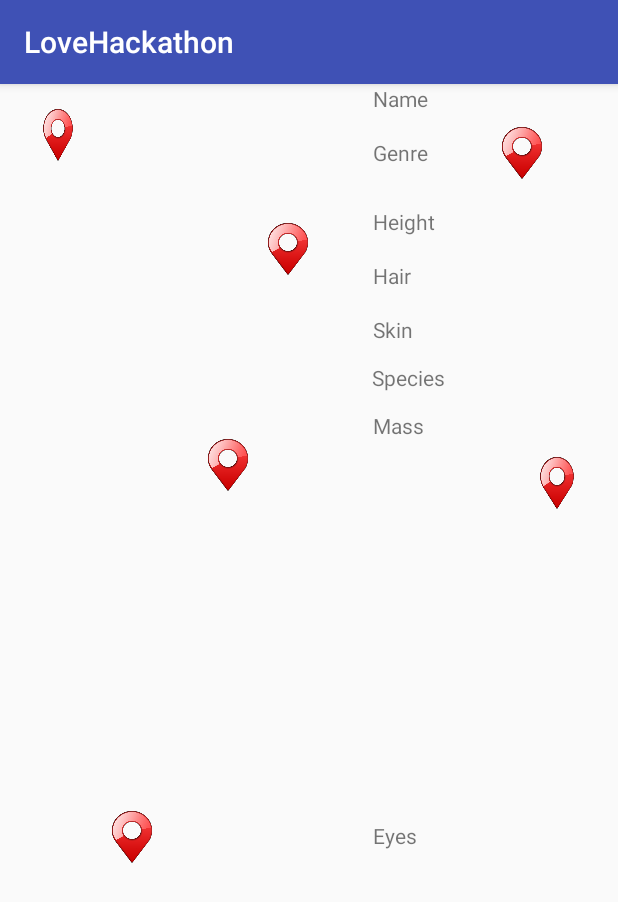
After one commit to Clairehere/hackthonLove, an Android app: the PlaneteActivity screen opened directly, with no data from a screen before it, on a phone screen of 412 x 824 dp. The commit adds this screen. Shown: the top 902 px of the screen. Run offline under Robolectric (Android 15) with nearby library versions, the phone set to English and light mode, and no system bars.

Commit message:
Page Hedi

```diff
--- a/app/src/main/AndroidManifest.xml
+++ b/app/src/main/AndroidManifest.xml
@@ -18,7 +18,8 @@
         </activity>
         <activity android:name=".CreateProfilActivity" />
         <activity android:name=".GalaxyActivity" />
-        <activity android:name=".ProfilMeetingActivity"></activity>
+        <activity android:name=".ProfilMeetingActivity" />
+        <activity android:name=".PlaneteActivity"></activity>
     </application>
 
 </manifest>
--- a/app/src/main/java/com/example/wilder/lovehackathon/GalaxyActivity.java
+++ b/app/src/main/java/com/example/wilder/lovehackathon/GalaxyActivity.java
@@ -54,18 +54,20 @@ public class GalaxyActivity extends AppCompatActivity {
         mList2.add(new ProfilModel("Noir", "Femelle", "Gris et Blanc", "1m87", null, "57 kg", "Shaak Ti", "Rouge", "Trogruta"));
         listPlanete2.setAdapter(adapter2);
 
-        mList3.add(new ProfilModel("Marron", "Femme", "Marron", "1m63", null, "50 kg", "Shmi Skywalker", "Blanche", "Humain"));
-        mList3.add(new ProfilModel("Noir", "Femme", "Marron", "1m70", null, "54kg", "Rey", "Blanche", "Humain"));
+        mList3.add(new ProfilModel(null, null, null, null, null, null, "Thomas", null, null));
+        mList3.add(new ProfilModel(null, null, null, null, null, null, "Hedie", null, null));
         listPlanete3.setAdapter(adapter3);
 
-        mList4.add(new ProfilModel("Bleu", "Femelle", "Noir", "1m66", null, "50 kg", "Barriss Offee", "Jaune", "Mirialan"));
-        mList4.add(new ProfilModel("Noir", "Femelle", "Chauve", "2m13", null, "46 kg", "Taun We", "Blanche", "Kaminoan"));
-        mList4.add(new ProfilModel("Blanc", "Femelle", "En train de pousser", "1m78", null, "48", "Sly Moore", "Pale", "Umbaran"));
+        mList4.add(new ProfilModel("Marron", "Femme", "Marron", "1m63", null, "50 kg", "Shmi Skywalker", "Blanche", "Humain"));
+        mList4.add(new ProfilModel("Noir", "Femme", "Marron", "1m70", null, "54kg", "Rey", "Blanche", "Humain"));
         listPlanete4.setAdapter(adapter4);
 
-        mList5.add(new ProfilModel(null, null, null, null, null, null, "Thomas", null, null));
-        mList5.add(new ProfilModel(null, null, null, null, null, null, "Hedie", null, null));
+        mList5.add(new ProfilModel("Bleu", "Femelle", "Noir", "1m66", null, "50 kg", "Barriss Offee", "Jaune", "Mirialan"));
+        mList5.add(new ProfilModel("Noir", "Femelle", "Chauve", "2m13", null, "46 kg", "Taun We", "Blanche", "Kaminoan"));
+        mList5.add(new ProfilModel("Blanc", "Femelle", "En train de pousser", "1m78", null, "48", "Sly Moore", "Pale", "Umbaran"));
         listPlanete5.setAdapter(adapter5);
+
+
 
 
         ImageView planete1 = findViewById(R.id.iv_planete1);
--- /dev/null
+++ b/app/src/main/java/com/example/wilder/lovehackathon/PlaneteActivity.java
@@ -0,0 +1,13 @@
+package com.example.wilder.lovehackathon;
+
+import android.support.v7.app.AppCompatActivity;
+import android.os.Bundle;
+
+public class PlaneteActivity extends AppCompatActivity {
+
+    @Override
+    protected void onCreate(Bundle savedInstanceState) {
+        super.onCreate(savedInstanceState);
+        setContentView(R.layout.activity_planete);
+    }
+}
--- /dev/null
+++ b/app/src/main/res/layout/activity_planete.xml
@@ -0,0 +1,223 @@
+<?xml version="1.0" encoding="utf-8"?>
+<android.support.constraint.ConstraintLayout xmlns:android="http://schemas.android.com/apk/res/android"
+    xmlns:app="http://schemas.android.com/apk/res-auto"
+    xmlns:tools="http://schemas.android.com/tools"
+    android:layout_width="match_parent"
+    android:layout_height="match_parent"
+    tools:context=".PlaneteActivity">
+
+    <ImageButton
+        android:id="@+id/img_locone"
+        android:layout_width="29dp"
+        android:layout_height="40dp"
+        android:layout_marginLeft="24dp"
+        android:layout_marginStart="24dp"
+        android:layout_marginTop="16dp"
+        android:background="@android:color/transparent"
+        android:scaleType="fitXY"
+        app:layout_constraintStart_toStartOf="parent"
+        app:layout_constraintTop_toTopOf="parent"
+        app:srcCompat="@drawable/location_icon_png_14" />
+
+    <ImageButton
+        android:id="@+id/img_locfour"
+        android:layout_width="40dp"
+        android:layout_height="40dp"
+        android:layout_marginEnd="44dp"
+        android:layout_marginRight="44dp"
+        android:layout_marginTop="28dp"
+        android:background="@android:color/transparent"
+        android:scaleType="fitXY"
+        app:layout_constraintEnd_toEndOf="parent"
+        app:layout_constraintTop_toTopOf="parent"
+        app:srcCompat="@drawable/location_icon_png_14" />
+
+    <ImageButton
+        android:id="@+id/img_loctwo"
+        android:layout_width="40dp"
+        android:layout_height="40dp"
+        android:layout_marginLeft="132dp"
+        android:layout_marginStart="132dp"
+        android:layout_marginTop="180dp"
+        android:background="@android:color/transparent"
+        android:scaleType="fitXY"
+        app:layout_constraintStart_toStartOf="parent"
+        app:layout_constraintTop_toBottomOf="@+id/img_locone"
+        app:srcCompat="@drawable/location_icon_png_14" />
+
+    <ImageButton
+        android:id="@+id/img_loctree"
+        android:layout_width="40dp"
+        android:layout_height="40dp"
+        android:layout_marginEnd="116dp"
+        android:layout_marginRight="116dp"
+        android:layout_marginTop="92dp"
+        android:background="@android:color/transparent"
+        android:scaleType="fitXY"
+        app:layout_constraintEnd_toStartOf="@+id/img_locfour"
+        app:layout_constraintTop_toTopOf="parent"
+        app:srcCompat="@drawable/location_icon_png_14"/>
+
+    <ImageButton
+        android:id="@+id/img_locsix"
+        android:layout_width="40dp"
+        android:layout_height="40dp"
+        android:layout_marginLeft="68dp"
+        android:layout_marginStart="68dp"
+        android:layout_marginTop="208dp"
+        android:background="@android:color/transparent"
+        android:scaleType="fitXY"
+        app:layout_constraintStart_toStartOf="parent"
+        app:layout_constraintTop_toBottomOf="@+id/img_loctwo"
+        app:srcCompat="@drawable/location_icon_png_14" />
+
+    <ImageButton
+        android:id="@+id/img_locfive"
+        android:layout_width="33dp"
+        android:layout_height="40dp"
+        android:layout_marginEnd="24dp"
+        android:layout_marginRight="24dp"
+        android:layout_marginTop="116dp"
+        android:background="@android:color/transparent"
+        android:scaleType="fitXY"
+        app:layout_constraintEnd_toEndOf="parent"
+        app:layout_constraintTop_toBottomOf="@+id/img_loctree"
+        app:srcCompat="@drawable/location_icon_png_14" />
+
+    <TextView
+        android:id="@+id/txt_mname"
+        android:layout_width="120dp"
+        android:layout_height="20dp"
+        android:layout_marginEnd="16dp"
+        android:layout_marginLeft="16dp"
+        android:layout_marginRight="16dp"
+        android:layout_marginStart="16dp"
+        android:text="Name"
+        app:layout_constraintEnd_toEndOf="parent"
+        app:layout_constraintHorizontal_bias="0.896"
+        app:layout_constraintStart_toStartOf="parent"
+        tools:layout_editor_absoluteY="368dp" />
+
+    <TextView
+        android:id="@+id/txt_mgenre"
+        android:layout_width="120dp"
+        android:layout_height="30dp"
+        android:layout_marginEnd="16dp"
+        android:layout_marginLeft="16dp"
+        android:layout_marginRight="16dp"
+        android:layout_marginStart="16dp"
+        android:layout_marginTop="16dp"
+        android:text="Genre"
+        app:layout_constraintEnd_toEndOf="parent"
+        app:layout_constraintHorizontal_bias="0.896"
+        app:layout_constraintStart_toStartOf="parent"
+        app:layout_constraintTop_toBottomOf="@+id/txt_mname" />
+
+    <TextView
+        android:id="@+id/text_mheigh"
+        android:layout_width="120dp"
+        android:layout_height="20dp"
+        android:layout_marginEnd="16dp"
+        android:layout_marginLeft="16dp"
+        android:layout_marginRight="16dp"
+        android:layout_marginStart="16dp"
+        android:layout_marginTop="16dp"
+        android:text="Height"
+        app:layout_constraintEnd_toEndOf="parent"
+        app:layout_constraintHorizontal_bias="0.896"
+        app:layout_constraintStart_toStartOf="parent"
+        app:layout_constraintTop_toBottomOf="@+id/txt_mgenre" />
+
+    <TextView
+        android:id="@+id/txt_mhair"
+        android:layout_width="120dp"
+        android:layout_height="20dp"
+        android:layout_marginEnd="16dp"
+        android:layout_marginLeft="16dp"
+        android:layout_marginRight="16dp"
+        android:layout_marginStart="16dp"
+        android:layout_marginTop="16dp"
+        android:text="Hair"
+        app:layout_constraintEnd_toEndOf="parent"
+        app:layout_constraintHorizontal_bias="0.896"
+        app:layout_constraintStart_toStartOf="parent"
+        app:layout_constraintTop_toBottomOf="@+id/text_mheigh" />
+
+    <TextView
+        android:id="@+id/txt_mskin"
+        android:layout_width="120dp"
+        android:layout_height="20dp"
+        android:layout_marginEnd="16dp"
+        android:layout_marginLeft="16dp"
+        android:layout_marginRight="16dp"
+        android:layout_marginStart="16dp"
+        android:layout_marginTop="16dp"
+        android:text="Skin"
+        app:layout_constraintEnd_toEndOf="parent"
+        app:layout_constraintHorizontal_bias="0.896"
+        app:layout_constraintStart_toStartOf="parent"
+        app:layout_constraintTop_toBottomOf="@+id/txt_mhair" />
+
+    <TextView
+        android:id="@+id/txt_mspecies"
+        android:layout_width="120dp"
+        android:layout_height="20dp"
+        android:layout_marginEnd="8dp"
+        android:layout_marginLeft="8dp"
+        android:layout_marginRight="8dp"
+        android:layout_marginStart="8dp"
+        android:layout_marginTop="12dp"
+        android:text="Species"
+        app:layout_constraintEnd_toEndOf="parent"
+        app:layout_constraintHorizontal_bias="0.87"
+        app:layout_constraintStart_toStartOf="parent"
+        app:layout_constraintTop_toBottomOf="@+id/txt_mskin" />
+
+    <TextView
+        android:id="@+id/txt_mmass"
+        android:layout_width="120dp"
+        android:layout_height="20dp"
+        android:layout_marginEnd="16dp"
+        android:layout_marginLeft="16dp"
+        android:layout_marginRight="16dp"
+        android:layout_marginStart="16dp"
+        android:layout_marginTop="12dp"
+        android:text="Mass"
+        app:layout_constraintEnd_toEndOf="parent"
+        app:layout_constraintHorizontal_bias="0.896"
+        app:layout_constraintStart_toStartOf="parent"
+        app:layout_constraintTop_toBottomOf="@+id/txt_mspecies" />
+
+    <TextView
+        android:id="@+id/txt_meyes"
+        android:layout_width="120dp"
+        android:layout_height="20dp"
+        android:layout_marginBottom="16dp"
+        android:layout_marginEnd="16dp"
+        android:layout_marginLeft="16dp"
+        android:layout_marginRight="16dp"
+        android:layout_marginStart="16dp"
+        android:layout_marginTop="12dp"
+        android:text="Eyes"
+        app:layout_constraintBottom_toBottomOf="parent"
+        app:layout_constraintEnd_toEndOf="parent"
+        app:layout_constraintHorizontal_bias="0.896"
+        app:layout_constraintStart_toStartOf="parent"
+        app:layout_constraintTop_toBottomOf="@+id/txt_mmass" />
+
+    <ImageView
+        android:id="@+id/img_meeting"
+        android:layout_width="71dp"
+        android:layout_height="66dp"
+        android:layout_marginBottom="16dp"
+        android:layout_marginEnd="16dp"
+        android:layout_marginLeft="16dp"
+        android:layout_marginRight="16dp"
+        android:layout_marginStart="16dp"
+        app:layout_constraintBottom_toTopOf="@+id/txt_mname"
+        app:layout_constraintEnd_toEndOf="parent"
+        app:layout_constraintHorizontal_bias="0.794"
+        app:layout_constraintStart_toStartOf="parent"
+        app:srcCompat="@mipmap/ic_launcher" />
+
+</android.support.constraint.ConstraintLayout>
```
Also changed, not shown: app/src/main/res/drawable-hdpi/location_icon_png_14.png (added), app/src/main/res/drawable-mdpi/location_icon_png_14.png (added), app/src/main/res/drawable-xhdpi/location_icon_png_14.png (added), app/src/main/res/drawable-xxhdpi/location_icon_png_14.png (added), app/src/main/res/drawable-xxxhdpi/location_icon_png_14.png (added).
